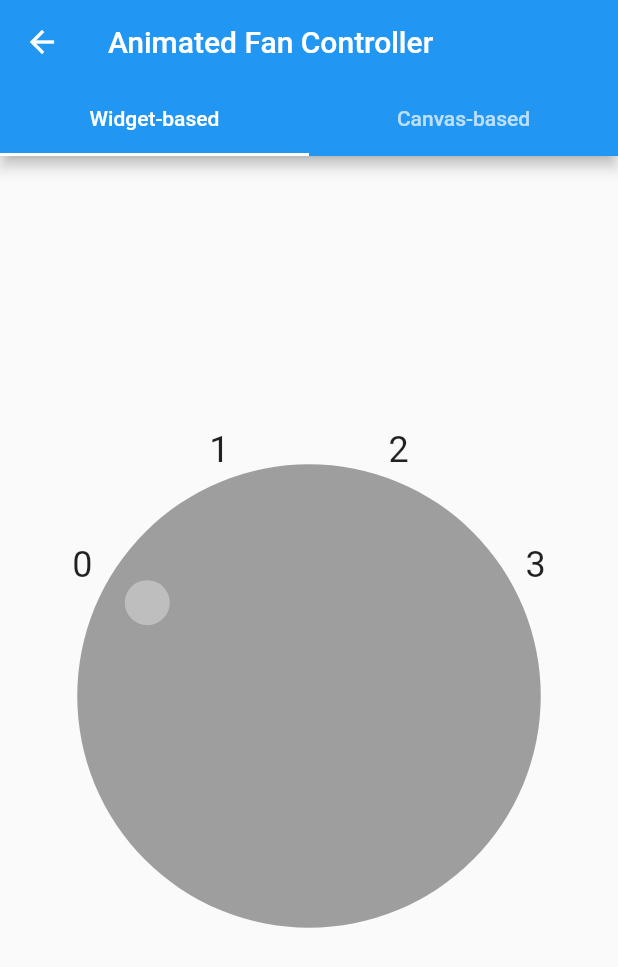
After one commit to gustavo-hillesheim/flutter_design_practice, a Flutter app: the AnimatedFanController screen opened by its route, on a phone screen of 412 x 824 dp. The commit adds this screen. Shown: the top 967 px of the screen. Run offline on Flutter 3.47's test engine with Material 2 defaults, Android fonts, the phone set to English and light mode, and no system bars; our stand-ins replace charts_flutter, equatable, google_fonts; missing offline and left inert: cryptocoins_icons.

Commit message:
Added AnimatedFanController

```diff
--- /dev/null
+++ b/lib/animated_fan_controller.dart
@@ -0,0 +1,356 @@
+import 'dart:math';
+import 'package:equatable/equatable.dart';
+
+import 'package:flutter/material.dart';
+
+class AnimatedFanController extends StatefulWidget {
+  const AnimatedFanController({Key? key}) : super(key: key);
+
+  @override
+  State<AnimatedFanController> createState() => _AnimatedFanControllerState();
+}
+
+class _AnimatedFanControllerState extends State<AnimatedFanController>
+    with SingleTickerProviderStateMixin {
+  late final _tabController = TabController(length: 2, vsync: this);
+
+  @override
+  Widget build(BuildContext context) {
+    return Scaffold(
+      appBar: AppBar(
+        title: const Text('Animated Fan Controller'),
+        bottom: TabBar(
+          controller: _tabController,
+          tabs: const [
+            Tab(text: 'Widget-based'),
+            Tab(text: 'Canvas-based'),
+          ],
+        ),
+      ),
+      body: TabBarView(
+        controller: _tabController,
+        children: const [
+          _WidgetBasedAnimatedFanController(),
+          _CanvasBasedAnimatedFanController(),
+        ],
+      ),
+    );
+  }
+}
+
+const buttonOffColor = Colors.grey;
+const buttonHighColor = Colors.red;
+
+const labels = ['0', '1', '2', '3'];
+const labelSize = 40.0;
+const labelFontSize = labelSize * .6;
+const totalAngleUsedByLabels = 2 * pi / 3;
+const spaceBetweenLabels = totalAngleUsedByLabels / 3;
+const labelsCenterPositionAngle = 0;
+const labelsStartPositionAngle =
+    labelsCenterPositionAngle + totalAngleUsedByLabels / 2;
+
+const pointerSize = 30.0;
+const pointerColor = Color(0x55FFFFFF);
+
+class _WidgetBasedAnimatedFanController extends StatefulWidget {
+  const _WidgetBasedAnimatedFanController({Key? key}) : super(key: key);
+
+  @override
+  State<_WidgetBasedAnimatedFanController> createState() =>
+      _WidgetBasedAnimatedFanControllerState();
+}
+
+class _WidgetBasedAnimatedFanControllerState
+    extends State<_WidgetBasedAnimatedFanController>
+    with SingleTickerProviderStateMixin {
+  late final _animationController = AnimationController(
+    vsync: this,
+    lowerBound: FanSpeed.off.index.toDouble(),
+    upperBound: FanSpeed.high.index.toDouble(),
+    duration: const Duration(milliseconds: 300),
+  );
+  FanSpeed _fanSpeed = FanSpeed.off;
+
+  @override
+  Widget build(BuildContext context) {
+    return Center(
+      child: LayoutBuilder(builder: (context, constraints) {
+        final size = min(constraints.maxHeight, constraints.maxWidth) * .75;
+        final radius = size / 2;
+
+        final labelWidgets = <Widget>[];
+        for (int i = 0; i < labels.length; i++) {
+          labelWidgets.add(_buildPositionedLabel(
+            labels[i],
+            index: i,
+            buttonRadius: radius,
+          ));
+        }
+
+        return ValueListenableBuilder<double>(
+            valueListenable: _animationController,
+            builder: (context, animationProgress, _) {
+              final button = Container(
+                width: size,
+                height: size,
+                decoration: BoxDecoration(
+                  borderRadius: BorderRadius.circular(size),
+                  color: Color.lerp(
+                    buttonOffColor,
+                    buttonHighColor,
+                    animationProgress / (FanSpeed.values.length - 1),
+                  ),
+                ),
+              );
+              final buttonPointer = _buildPositionedPointer(
+                buttonRadius: radius,
+                progress: animationProgress,
+              );
+
+              final inkWell = Positioned.fill(
+                child: Material(
+                  color: Colors.transparent,
+                  child: InkWell(
+                    borderRadius: BorderRadius.circular(radius),
+                    onTap: _goToNextSpeed,
+                  ),
+                ),
+              );
+
+              return Stack(
+                clipBehavior: Clip.none,
+                children: [button, ...labelWidgets, buttonPointer, inkWell],
+              );
+            });
+      }),
+    );
+  }
+
+  void _goToNextSpeed() {
+    _fanSpeed = _fanSpeed.next();
+    _animationController.animateTo(_fanSpeed.index.toDouble());
+  }
+
+  Widget _buildPositionedLabel(
+    String label, {
+    required int index,
+    required double buttonRadius,
+  }) {
+    final position = _calculateLabelPosition(
+      buttonRadius: buttonRadius,
+      labelSize: labelSize,
+      index: index,
+    );
+
+    return Positioned(
+      top: position.y,
+      left: position.x,
+      child: SizedBox(
+        height: labelSize,
+        width: labelSize,
+        child: Center(
+          child: Text(
+            label,
+            style: const TextStyle(fontSize: labelFontSize),
+          ),
+        ),
+      ),
+    );
+  }
+
+  Widget _buildPositionedPointer({
+    required double buttonRadius,
+    required double progress,
+  }) {
+    final position = _calculatePointerPosition(
+      buttonRadius: buttonRadius,
+      position: progress,
+    );
+
+    return Positioned(
+      top: position.y,
+      left: position.x,
+      child: Container(
+        width: pointerSize,
+        height: pointerSize,
+        decoration: BoxDecoration(
+          borderRadius: BorderRadius.circular(pointerSize),
+          color: pointerColor,
+        ),
+      ),
+    );
+  }
+}
+
+class _CanvasBasedAnimatedFanController extends StatefulWidget {
+  const _CanvasBasedAnimatedFanController({Key? key}) : super(key: key);
+
+  @override
+  State<_CanvasBasedAnimatedFanController> createState() =>
+      _CanvasBasedAnimatedFanControllerState();
+}
+
+class _CanvasBasedAnimatedFanControllerState
+    extends State<_CanvasBasedAnimatedFanController>
+    with SingleTickerProviderStateMixin {
+  FanSpeed _fanSpeed = FanSpeed.off;
+  late final _animationController = AnimationController(
+    vsync: this,
+    lowerBound: FanSpeed.off.index.toDouble(),
+    upperBound: FanSpeed.high.index.toDouble(),
+    duration: const Duration(milliseconds: 300),
+  );
+
+  @override
+  Widget build(BuildContext context) {
+    return Center(child: LayoutBuilder(
+      builder: (context, constraints) {
+        final size = min(constraints.maxHeight, constraints.maxWidth) * .75;
+
+        return Stack(
+          children: [
+            ValueListenableBuilder<double>(
+                valueListenable: _animationController,
+                builder: (_, speed, __) => CustomPaint(
+                      size: Size(size, size),
+                      painter: _FanControllerPainter(
+                        size: size,
+                        speed: speed,
+                      ),
+                    )),
+            Positioned.fill(
+              child: Material(
+                color: Colors.transparent,
+                child: InkWell(
+                  borderRadius: BorderRadius.circular(size / 2),
+                  onTap: _goToNextSpeed,
+                ),
+              ),
+            ),
+          ],
+        );
+      },
+    ));
+  }
+
+  void _goToNextSpeed() {
+    _fanSpeed = _fanSpeed.next();
+    _animationController.animateTo(_fanSpeed.index.toDouble());
+  }
+}
+
+class _FanControllerPainter extends CustomPainter with EquatableMixin {
+  final double size;
+  final double speed;
+  late final radius = size / 2;
+
+  _FanControllerPainter({required this.size, required this.speed});
+
+  @override
+  void paint(Canvas canvas, Size size) {
+    final center = Offset(size.width / 2, size.height / 2);
+    final color = Color.lerp(
+      buttonOffColor,
+      buttonHighColor,
+      speed / FanSpeed.values.length,
+    )!;
+    canvas.drawCircle(center, radius, Paint()..color = color);
+
+    for (int i = 0; i < labels.length; i++) {
+      final label = labels[i];
+      final position = _calculateLabelPosition(
+        buttonRadius: radius,
+        labelSize: labelSize,
+        index: i,
+      );
+      final textSpan = TextSpan(
+        text: label,
+        style: const TextStyle(fontSize: labelFontSize, color: Colors.black),
+      );
+      TextPainter painter = TextPainter(
+        text: textSpan,
+        textAlign: TextAlign.center,
+        textDirection: TextDirection.ltr,
+      );
+      painter.layout();
+      painter.paint(canvas, Offset(position.x + labelSize * .4, position.y));
+    }
+    final pointerPosition = _calculatePointerPosition(
+      buttonRadius: radius,
+      position: speed,
+      center: false,
+    );
+    canvas.drawCircle(
+      Offset(pointerPosition.x, pointerPosition.y),
+      pointerSize / 2,
+      Paint()..color = pointerColor,
+    );
+  }
+
+  @override
+  bool shouldRepaint(covariant CustomPainter oldDelegate) {
+    return oldDelegate != this;
+  }
+
+  @override
+  List<Object?> get props => [size, speed];
+}
+
+enum FanSpeed { off, low, medium, high }
+
+extension on FanSpeed {
+  FanSpeed next() {
+    switch (this) {
+      case FanSpeed.off:
+        return FanSpeed.low;
+      case FanSpeed.low:
+        return FanSpeed.medium;
+      case FanSpeed.medium:
+        return FanSpeed.high;
+      case FanSpeed.high:
+        return FanSpeed.off;
+    }
+  }
+}
+
+Point<double> _calculateLabelPosition(
+    {required double buttonRadius,
+    required double labelSize,
+    required int index,
+    bool center = true}) {
+  final buttonCenter = buttonRadius;
+  final labelAngle = labelsStartPositionAngle - index * spaceBetweenLabels;
+  // A circle bigger than the button, so that the labels are around the button
+  final labelCircleRadius = buttonRadius + labelSize / 2;
+
+  var y = buttonCenter - labelCircleRadius * cos(labelAngle);
+  if (center) {
+    y -= labelSize / 2;
+  }
+  var x = buttonCenter - labelCircleRadius * sin(labelAngle);
+  if (center) {
+    x -= labelSize / 2;
+  }
+
+  return Point(x, y);
+}
+
+Point<double> _calculatePointerPosition(
+    {required double buttonRadius,
+    required double position,
+    bool center = true}) {
+  final buttonCenter = buttonRadius;
+  final pointerCircleRadius = buttonRadius - pointerSize;
+  final pointerAngle = labelsStartPositionAngle - position * spaceBetweenLabels;
+
+  var y = buttonCenter - pointerCircleRadius * cos(pointerAngle);
+  if (center) {
+    y -= pointerSize / 2;
+  }
+  var x = buttonCenter - pointerCircleRadius * sin(pointerAngle);
+  if (center) {
+    x -= pointerSize / 2;
+  }
+  return Point(x, y);
+}
--- a/lib/main.dart
+++ b/lib/main.dart
@@ -1,5 +1,6 @@
 import 'package:flutter/gestures.dart';
 import 'package:flutter/material.dart';
+import 'package:flutter_design_practice/animated_fan_controller.dart';
 import 'package:flutter_design_practice/christmas_app_onboarding.dart';
 import 'package:flutter_design_practice/crypto_wallet.dart';
 
@@ -32,6 +33,8 @@ class MyApp extends StatelessWidget {
                 '/crypto-wallet': (_) => const CryptoWallet(),
                 '/christmas-app-onboarding': (_) =>
                     const ChristmasAppOnBoarding(),
+                '/animated-fan-controller': (_) =>
+                    const AnimatedFanController(),
               },
             ),
           ),
@@ -62,6 +65,11 @@ class Home extends StatelessWidget {
               onPressed: () => _push(context, '/christmas-app-onboarding'),
               child: const Text('Christmas App OnBoarding'),
             ),
+            const SizedBox(height: 16),
+            ElevatedButton(
+              onPressed: () => _push(context, '/animated-fan-controller'),
+              child: const Text('Animated Fan Controller'),
+            ),
           ],
         ),
       ),
--- a/pubspec.yaml
+++ b/pubspec.yaml
@@ -1,7 +1,7 @@
 name: flutter_design_practice
 description: A new Flutter project.
 
-publish_to: 'none'
+publish_to: "none"
 
 version: 1.0.0+1
 
@@ -17,6 +17,7 @@ dependencies:
   charts_flutter: ^0.12.0
   url_launcher: ^6.0.17
   rive: ^0.8.1
+  equatable:
 
 dev_dependencies:
   flutter_test:
```
Also changed, not shown: pubspec.lock.
